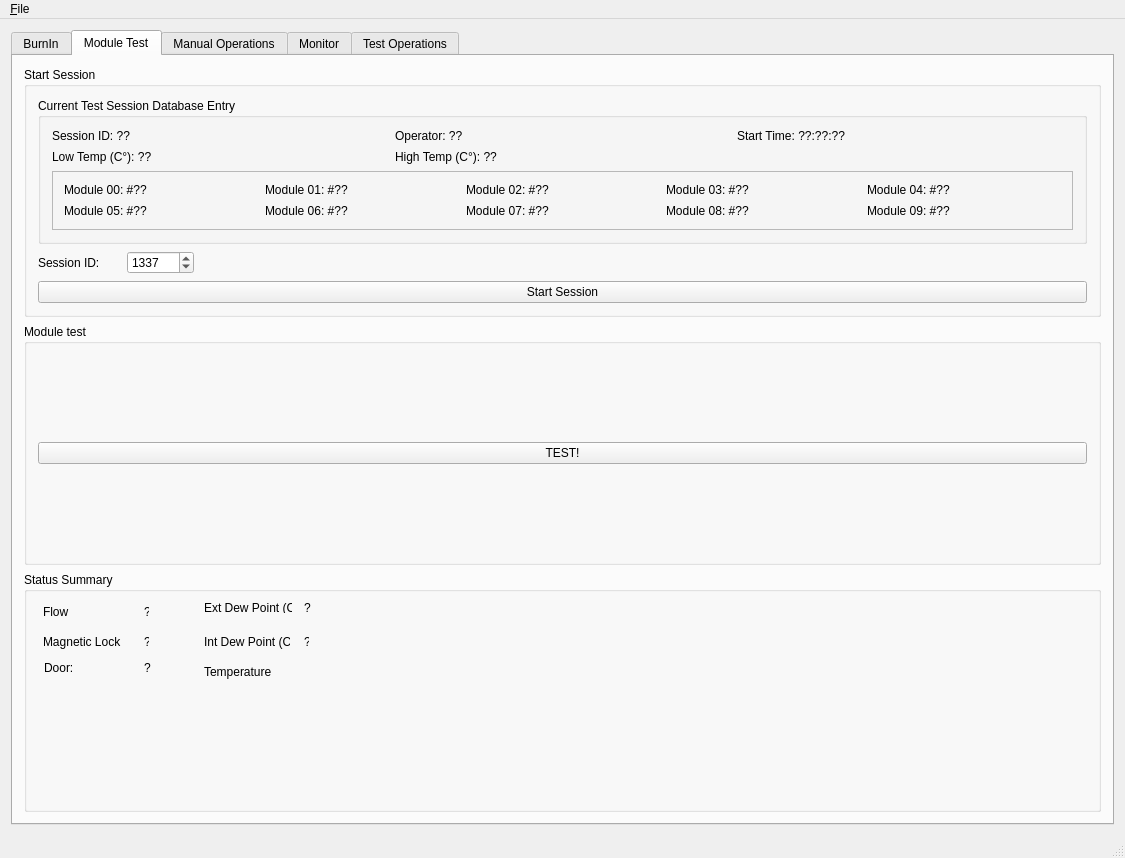
Old version of the form GUI.ui in the repository pisaoutertracker/BurnIn_Controller.
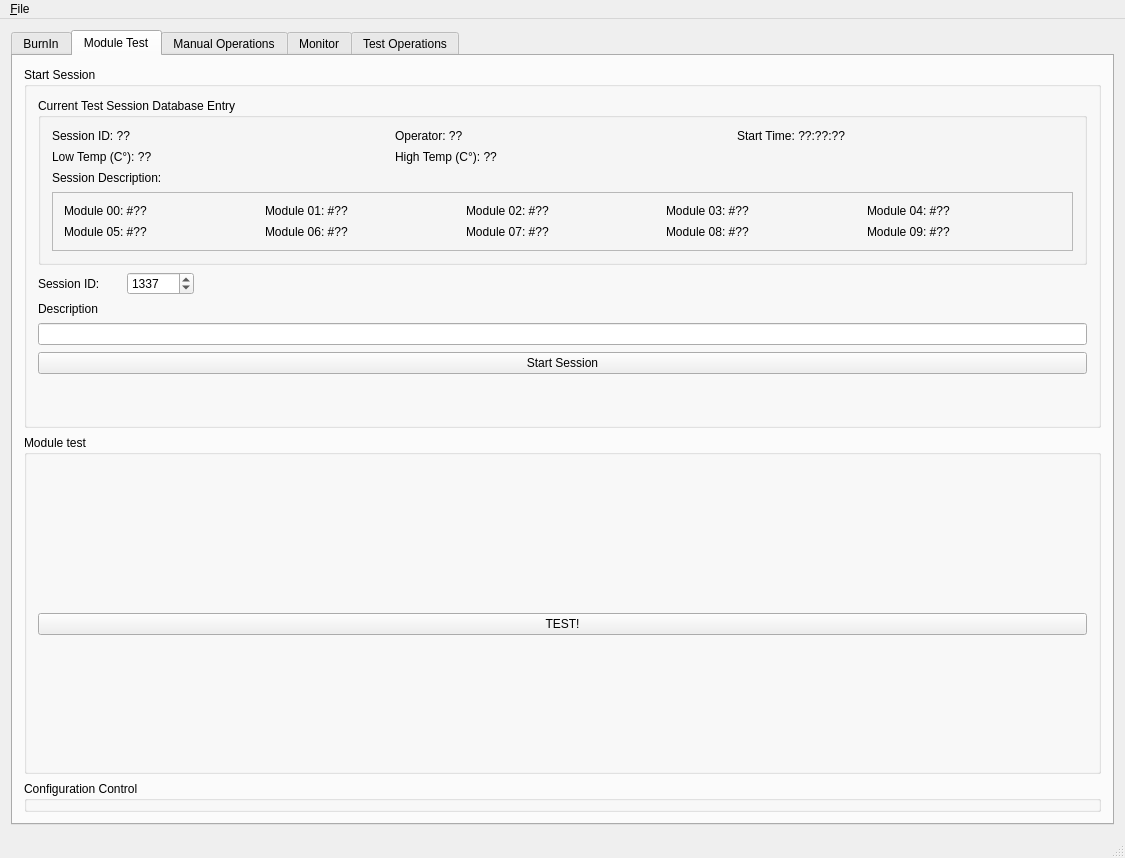
New version of the form. Icons and pictures are not drawn. Custom widgets are drawn as their Qt base class.

Commit message: Adapted session information to database definitions

Patch:
```diff
--- a/GUI.ui
+++ b/GUI.ui
@@ -419,7 +419,35 @@
               <string>Current Test Session Database Entry</string>
              </property>
              <layout class="QGridLayout" name="gridLayout_13">
-              <item row="2" column="0" colspan="3">
+              <item row="1" column="0">
+               <widget class="QLabel" name="Ctrl_lowTemp_db">
+                <property name="text">
+                 <string>Low Temp (C°): ??</string>
+                </property>
+               </widget>
+              </item>
+              <item row="1" column="1">
+               <widget class="QLabel" name="Ctrl_hiTemp_db">
+                <property name="text">
+                 <string>High Temp (C°): ??</string>
+                </property>
+               </widget>
+              </item>
+              <item row="0" column="1">
+               <widget class="QLabel" name="Ctrl_Operator_db">
+                <property name="text">
+                 <string>Operator: ??</string>
+                </property>
+               </widget>
+              </item>
+              <item row="0" column="0">
+               <widget class="QLabel" name="Ctrl_SeshID_db">
+                <property name="text">
+                 <string>Session ID: ??</string>
+                </property>
+               </widget>
+              </item>
+              <item row="3" column="0" colspan="3">
                <widget class="QFrame" name="frame">
                 <property name="frameShape">
                  <enum>QFrame::StyledPanel</enum>
@@ -508,31 +536,10 @@
                 </property>
                </widget>
               </item>
-              <item row="0" column="0">
-               <widget class="QLabel" name="Ctrl_SeshID_db">
+              <item row="2" column="0">
+               <widget class="QLabel" name="Ctrl_SeshDescription_db">
                 <property name="text">
-                 <string>Session ID: ??</string>
-                </property>
-               </widget>
-              </item>
-              <item row="0" column="1">
-               <widget class="QLabel" name="Ctrl_Operator_db">
-                <property name="text">
-                 <string>Operator: ??</string>
-                </property>
-               </widget>
-              </item>
-              <item row="1" column="0">
-               <widget class="QLabel" name="Ctrl_lowTemp_db">
-                <property name="text">
-                 <string>Low Temp (C°): ??</string>
-                </property>
-               </widget>
-              </item>
-              <item row="1" column="1">
-               <widget class="QLabel" name="Ctrl_hiTemp_db">
-                <property name="text">
-                 <string>High Temp (C°): ??</string>
+                 <string>Session Description:</string>
                 </property>
                </widget>
               </item>
@@ -576,6 +583,20 @@
              </item>
             </layout>
            </item>
+           <item>
+            <widget class="QLabel" name="label_82">
+             <property name="text">
+              <string>Description</string>
+             </property>
+            </widget>
+           </item>
+           <item>
+            <widget class="QLineEdit" name="SeshDescription_db">
+             <property name="text">
+              <string/>
+             </property>
+            </widget>
+           </item>
            <item>
             <widget class="QPushButton" name="Ctrl_StartSesh_btn">
              <property name="minimumSize">
@@ -589,6 +610,19 @@
              </property>
             </widget>
            </item>
+           <item>
+            <spacer name="verticalSpacer_7">
+             <property name="orientation">
+              <enum>Qt::Vertical</enum>
+             </property>
+             <property name="sizeHint" stdset="0">
+              <size>
+               <width>20</width>
+               <height>40</height>
+              </size>
+             </property>
+            </spacer>
+           </item>
           </layout>
          </widget>
         </item>
@@ -598,6 +632,19 @@
            <string>Module test</string>
           </property>
           <layout class="QVBoxLayout" name="verticalLayout_13">
+           <item>
+            <spacer name="verticalSpacer_5">
+             <property name="orientation">
+              <enum>Qt::Vertical</enum>
+             </property>
+             <property name="sizeHint" stdset="0">
+              <size>
+               <width>20</width>
+               <height>40</height>
+              </size>
+             </property>
+            </spacer>
+           </item>
            <item>
             <layout class="QVBoxLayout" name="verticalLayout_15">
              <item>
@@ -607,159 +654,29 @@
                </property>
               </widget>
              </item>
+             <item>
+              <spacer name="verticalSpacer_8">
+               <property name="orientation">
+                <enum>Qt::Vertical</enum>
+               </property>
+               <property name="sizeHint" stdset="0">
+                <size>
+                 <width>20</width>
+                 <height>40</height>
+                </size>
+               </property>
+              </spacer>
+             </item>
             </layout>
            </item>
           </layout>
          </widget>
         </item>
         <item>
-         <widget class="QGroupBox" name="groupBox_14">
+         <widget class="QGroupBox" name="groupBox_17">
           <property name="title">
-           <string>Status Summary</string>
+           <string>Configuration Control</string>
           </property>
-          <widget class="QLabel" name="label_66">
-           <property name="geometry">
-            <rect>
-             <x>19</x>
-             <y>30</y>
-             <width>91</width>
-             <height>20</height>
-            </rect>
-           </property>
-           <property name="text">
-            <string>Flow</string>
-           </property>
-          </widget>
-          <widget class="QLabel" name="Ctrl_StatusFlow_tag_2">
-           <property name="geometry">
-            <rect>
-             <x>120</x>
-             <y>30</y>
-             <width>5</width>
-             <height>20</height>
-            </rect>
-           </property>
-           <property name="text">
-            <string>?</string>
-           </property>
-          </widget>
-          <widget class="QLabel" name="label_67">
-           <property name="geometry">
-            <rect>
-             <x>19</x>
-             <y>60</y>
-             <width>91</width>
-             <height>20</height>
-            </rect>
-           </property>
-           <property name="text">
-            <string>Magnetic Lock</string>
-           </property>
-          </widget>
-          <widget class="QLabel" name="Ctrl_StatusFlow_tag_3">
-           <property name="geometry">
-            <rect>
-             <x>120</x>
-             <y>60</y>
-             <width>5</width>
-             <height>20</height>
-            </rect>
-           </property>
-           <property name="text">
-            <string>?</string>
-           </property>
-          </widget>
-          <widget class="QLabel" name="Ctrl_StatusDoor_tag_2">
-           <property name="geometry">
-            <rect>
-             <x>120</x>
-             <y>90</y>
-             <width>33</width>
-             <height>11</height>
-            </rect>
-           </property>
-           <property name="text">
-            <string>?</string>
-           </property>
-          </widget>
-          <widget class="QLabel" name="label_68">
-           <property name="geometry">
-            <rect>
-             <x>20</x>
-             <y>90</y>
-             <width>73</width>
-             <height>11</height>
-            </rect>
-           </property>
-           <property name="text">
-            <string>Door:</string>
-           </property>
-          </widget>
-          <widget class="QLabel" name="label_69">
-           <property name="geometry">
-            <rect>
-             <x>180</x>
-             <y>30</y>
-             <width>88</width>
-             <height>11</height>
-            </rect>
-           </property>
-           <property name="text">
-            <string>Ext Dew Point (C°):</string>
-           </property>
-          </widget>
-          <widget class="QLabel" name="Ctrl_ExtDewPoint_tag_2">
-           <property name="geometry">
-            <rect>
-             <x>280</x>
-             <y>30</y>
-             <width>75</width>
-             <height>11</height>
-            </rect>
-           </property>
-           <property name="text">
-            <string>?</string>
-           </property>
-          </widget>
-          <widget class="QLabel" name="Ctrl_IntDewPoint_tag_2">
-           <property name="geometry">
-            <rect>
-             <x>280</x>
-             <y>60</y>
-             <width>5</width>
-             <height>20</height>
-            </rect>
-           </property>
-           <property name="text">
-            <string>?</string>
-           </property>
-          </widget>
-          <widget class="QLabel" name="label_70">
-           <property name="geometry">
-            <rect>
-             <x>180</x>
-             <y>60</y>
-             <width>86</width>
-             <height>20</height>
-            </rect>
-           </property>
-           <property name="text">
-            <string>Int Dew Point (C°):</string>
-           </property>
-          </widget>
-          <widget class="QLabel" name="label_71">
-           <property name="geometry">
-            <rect>
-             <x>180</x>
-             <y>90</y>
-             <width>86</width>
-             <height>20</height>
-            </rect>
-           </property>
-           <property name="text">
-            <string>Temperature</string>
-           </property>
-          </widget>
          </widget>
         </item>
        </layout>
```
The commit also changes 1 other file.
